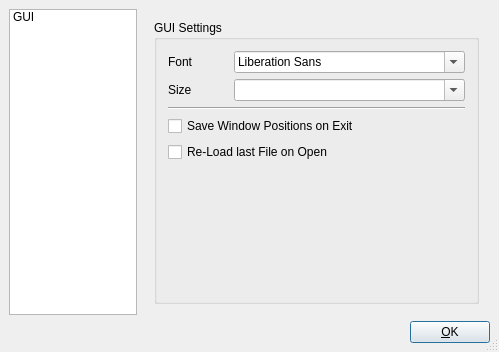
First picture: the form in src/prefs.ui, repository bullet-physics-playground/bpp, before the edit.
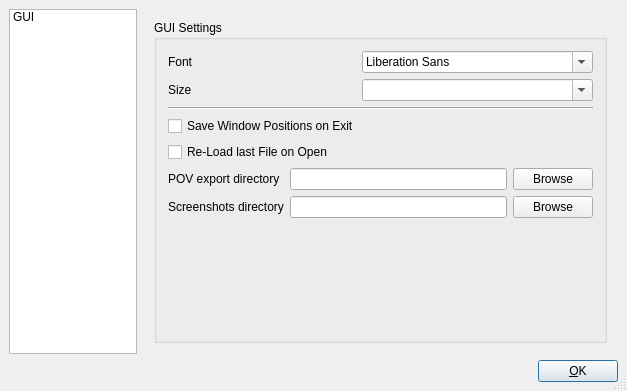
Second picture: the form after the edit. Icons and pictures are not drawn.

```diff
--- a/src/prefs.ui
+++ b/src/prefs.ui
@@ -6,8 +6,8 @@
    <rect>
     <x>0</x>
     <y>0</y>
-    <width>499</width>
-    <height>352</height>
+    <width>627</width>
+    <height>391</height>
    </rect>
   </property>
   <property name="windowTitle">
@@ -173,6 +173,52 @@
               </property>
              </widget>
             </item>
+            <item>
+             <layout class="QFormLayout" name="formLayout">
+              <item row="0" column="0">
+               <widget class="QLabel" name="label">
+                <property name="text">
+                 <string>POV export directory</string>
+                </property>
+               </widget>
+              </item>
+              <item row="0" column="1">
+               <layout class="QHBoxLayout" name="horizontalLayout_3">
+                <item>
+                 <widget class="QLineEdit" name="lineEditPOVExport"/>
+                </item>
+                <item>
+                 <widget class="QPushButton" name="pushButtonPOVExport">
+                  <property name="text">
+                   <string>Browse</string>
+                  </property>
+                 </widget>
+                </item>
+               </layout>
+              </item>
+              <item row="1" column="0">
+               <widget class="QLabel" name="label_2">
+                <property name="text">
+                 <string>Screenshots directory</string>
+                </property>
+               </widget>
+              </item>
+              <item row="1" column="1">
+               <layout class="QHBoxLayout" name="horizontalLayout_4">
+                <item>
+                 <widget class="QLineEdit" name="lineEditScreenshots"/>
+                </item>
+                <item>
+                 <widget class="QPushButton" name="pushButton_3Screenshots">
+                  <property name="text">
+                   <string>Browse</string>
+                  </property>
+                 </widget>
+                </item>
+               </layout>
+              </item>
+             </layout>
+            </item>
             <item>
              <spacer name="verticalSpacer">
               <property name="orientation">
```
